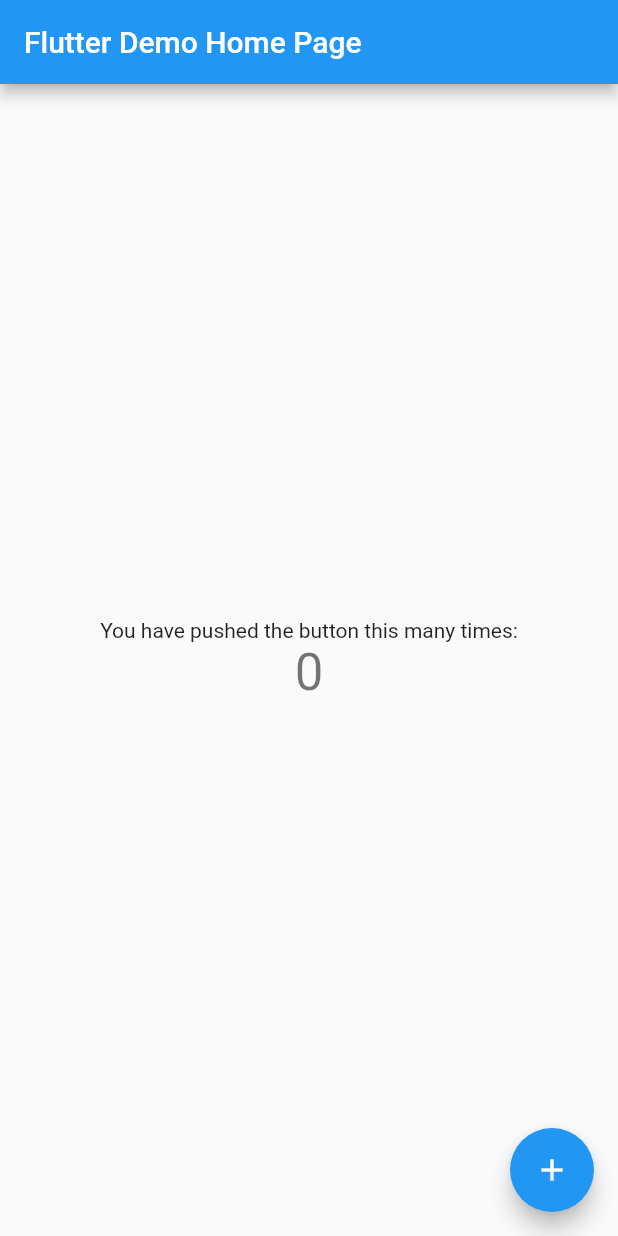
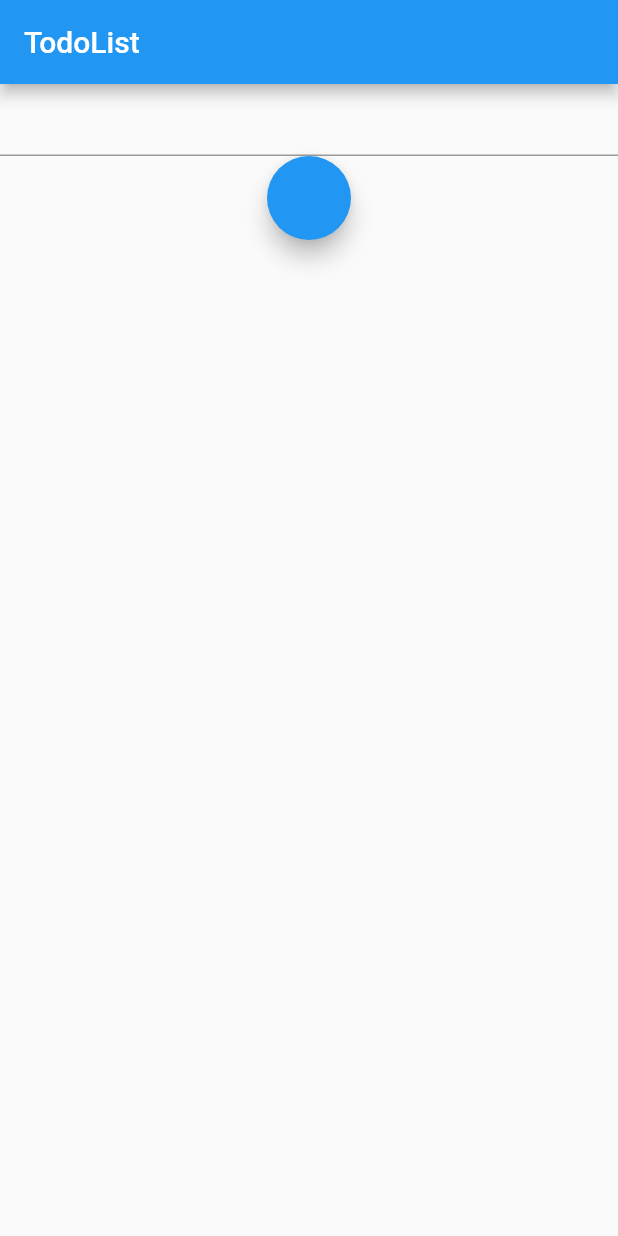
Before and after one commit to Njko/flutter_testing_demo4, a Flutter app: the screen it shows after launch, on a phone screen of 412 x 824 dp. Run offline on Flutter 3.47's test engine with Material 2 defaults, Android fonts, the phone set to English and light mode, and no system bars; missing offline and left inert: preview.

Commit message:
feat : [US] example update Completed example

```diff
--- a/lib/main.dart
+++ b/lib/main.dart
@@ -1,4 +1,5 @@
 import 'package:flutter/material.dart';
+import 'package:flutter_testing_demo4/todo_list.dart';
 
 void main() {
   runApp(MyApp());
@@ -26,7 +27,11 @@
         // closer together (more dense) than on mobile platforms.
         visualDensity: VisualDensity.adaptivePlatformDensity,
       ),
-      home: MyHomePage(title: 'Flutter Demo Home Page'),
+      home: Scaffold(
+          appBar: AppBar(
+            title: Text('TodoList'),
+          ),
+          body: TodoList()), //MyHomePage(title: 'Flutter Demo Home Page'),
     );
   }
 }
--- /dev/null
+++ b/lib/todo_list.dart
@@ -0,0 +1,146 @@
+import 'package:flutter/material.dart';
+import 'package:preview/preview.dart';
+
+/*class TodoList extends StatelessWidget {
+  /*
+  @override
+  Widget build(BuildContext context) {
+    //1 Test 'Look at place to add a Todo' fails because it cannot find a Texfield -> provide a Texfield
+    //return Text("Hello World");
+
+    //2 Test 'Look at place to add a Todo' fails because TextField requires a Material widget ancestor
+    // -> improve TestContextWidget to introduce Scaffold
+    //3 Test 'Look at place to add a Todo' fails beacause MediaQuery.of() called with a context that does not contain a MediaQuery
+    // -> improve TestContextWidget to introduce MaterialApp
+    //4 Test 'Enter text in the Todo' works because it finds the text in the Textfield
+    //5 Test 'Add an item in the Todo' fails because it tries to tap on a non existing FloatActionButton
+    // -> Introduce the minimum number of Widget to make that test succeed
+    return TextField();
+  }*/
+
+
+  @override
+  Widget build(BuildContext context) {
+    //6 Test 'Add an item in the Todo' works because it finds 'hi' on the Texfield
+    // -> update test to introduce key to find specific text elsewhere
+    //7 Test 'Add an item in the Todo' fails because it cannot find an item with specific key
+    // -> introduce key on any item that is not Textfield
+    //8 Test 'Add an item in the Todo' works because it found an item with the specific id
+    // -> change test to make sure that a child of widget containing key has text 'hi'
+    //9 Test 'Add an item in the Todo' fails because it cannot find a matching ancestor to our text 'hi'
+    // -> change code to build child containing 'hi' when pressing button
+    // => change TodoList from Stateless to Stateful
+    return Column(
+      children: [
+        TextField(),
+        FloatingActionButton(
+          key: Key('todo1'),
+          onPressed: () {},
+        ),
+      ],
+    );
+  }
+}
+*/
+
+//10 Perfectly valid solution to validate our tests
+// -> add new test to add a new item in the todolist
+//11 Test 'Add two items in the list' fails because it cannot find the text hello
+// and if you change 'hi' to 'hello' the 'Add an item in the Todo' fails
+// -> time to add a proper implementation
+/*class TodoList extends StatefulWidget {
+  @override
+  _TodoListState createState() => _TodoListState();
+}
+
+class _TodoListState extends State<TodoList> {
+  var _isPressed = false;
+
+  @override
+  Widget build(BuildContext context) {
+    return Column(
+      children: [
+        TextField(),
+        FloatingActionButton(
+          onPressed: () {
+            setState(() {
+              _isPressed = true;
+            });
+          },
+        ),
+        Container(
+          key: Key('todo1'),
+          child: _isPressed ? Text('hi') : Container(),
+        )
+      ],
+    );
+  }
+}*/
+
+class TodoList extends StatefulWidget {
+  @override
+  _TodoListState createState() => _TodoListState();
+}
+
+class _TodoListState extends State<TodoList> {
+  //13 provide a controller for the Textfield to retrieve the text
+  final _controller = TextEditingController();
+  //14 provide a store for the todolist => part of State of Widget
+  final _todos = <String>[];
+  var idIncrement = 0;
+
+  @override
+  Widget build(BuildContext context) {
+    return Column(
+      children: [
+        TextField(
+          controller: _controller,
+        ),
+        FloatingActionButton(
+          onPressed: () {
+            //15 we will update the state of the widget when pressing the button
+            setState(() {
+              //16 add a way to link the textfield controller to the model
+              _todos.add(_controller.text);
+              //17 empty the textfield
+              _controller.clear();
+            });
+          },
+        ),
+        //18 All tests fail because ListView is potentially infinite height
+        //-> wrap in Expanded Container
+        Expanded(
+          child: ListView.builder(
+              itemCount: _todos.length,
+              itemBuilder: (BuildContext ctx, int index) {
+                //20 Replace this Container by a Dismissible
+                return Dismissible(
+                  //21 Make sure the key is unique: https://www.youtube.com/watch?v=kn0EOS-ZiIc
+                  key: Key('${_todos[index]}$index'),
+                  //19 Wrap Text in ListTile to give basic layout and default dimensions
+                  child: ListTile(title: Text(_todos[index])),
+                  onDismissed: (direction) {
+                    //22 SetState is optional here because pressing the action button
+                    //will trigger the setState and rebuild the whole widget
+                    _todos.removeAt(index);
+                    //});
+                  },
+                );
+              }),
+        ),
+      ],
+    );
+  }
+}
+
+class WidgetPreview extends PreviewProvider {
+  @override
+  List<Preview> get previews {
+    return [
+      Preview(
+        frame: Frames.iphone8,
+        child: TodoList(),
+      ),
+    ];
+  }
+}
```
Also changed, not shown: lib/main.preview.dart (added, +20 -0 lines), 2 other files.
